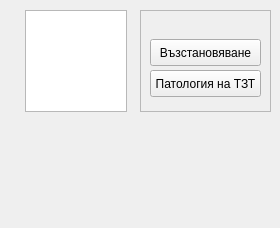
Before: the Qt Designer form src/View/SubWidgets/SurfacePanel.ui in thefinalcutbg/DinoDent, drawn with Qt 5.
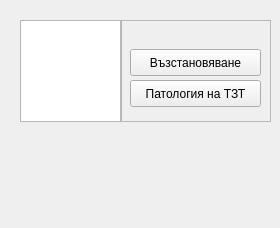
After: the same form once the commit is applied. Custom widgets are drawn as their Qt base class.

Commit message: macos status bar layout fix

```diff
--- a/src/View/SubWidgets/SurfacePanel.ui
+++ b/src/View/SubWidgets/SurfacePanel.ui
@@ -16,9 +16,9 @@
   <widget class="QLabel" name="statusInfoLabel">
    <property name="geometry">
     <rect>
-     <x>0</x>
-     <y>130</y>
-     <width>151</width>
+     <x>20</x>
+     <y>140</y>
+     <width>251</width>
      <height>20</height>
     </rect>
    </property>
@@ -26,7 +26,7 @@
     <string/>
    </property>
    <property name="alignment">
-    <set>Qt::AlignHCenter|Qt::AlignTop</set>
+    <set>Qt::AlignLeading|Qt::AlignLeft|Qt::AlignVCenter</set>
    </property>
    <property name="wordWrap">
     <bool>true</bool>
@@ -35,10 +35,10 @@
   <widget class="QLabel" name="surfaceInfoLabel">
    <property name="geometry">
     <rect>
-     <x>10</x>
-     <y>113</y>
-     <width>131</width>
-     <height>16</height>
+     <x>20</x>
+     <y>123</y>
+     <width>101</width>
+     <height>20</height>
     </rect>
    </property>
    <property name="text">
@@ -54,8 +54,8 @@
   <widget class="QGraphicsView" name="surfaceView">
    <property name="geometry">
     <rect>
-     <x>25</x>
-     <y>10</y>
+     <x>20</x>
+     <y>20</y>
      <width>102</width>
      <height>102</height>
     </rect>
@@ -85,9 +85,9 @@
   <widget class="QFrame" name="group">
    <property name="geometry">
     <rect>
-     <x>140</x>
-     <y>10</y>
-     <width>131</width>
+     <x>120</x>
+     <y>20</y>
+     <width>151</width>
      <height>102</height>
     </rect>
    </property>
@@ -120,7 +120,7 @@
      <rect>
       <x>10</x>
       <y>5</y>
-      <width>111</width>
+      <width>131</width>
       <height>16</height>
      </rect>
     </property>
@@ -154,7 +154,7 @@
      <rect>
       <x>10</x>
       <y>29</y>
-      <width>111</width>
+      <width>131</width>
       <height>27</height>
      </rect>
     </property>
@@ -179,7 +179,7 @@
      <rect>
       <x>10</x>
       <y>60</y>
-      <width>111</width>
+      <width>131</width>
       <height>27</height>
      </rect>
     </property>
```
The commit also changes 1 other file.
